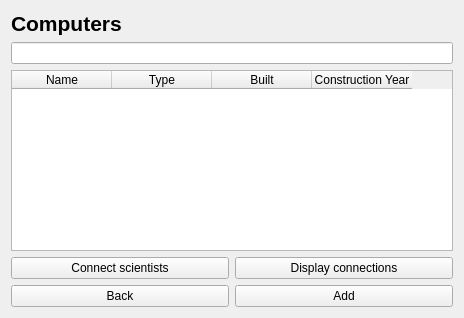
The window that computerbase.ui (AndriM/Vika3) describes before a commit, drawn with Qt 5.
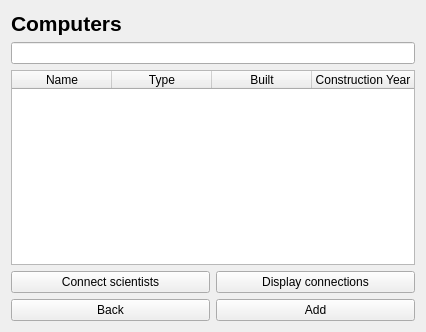
The same window after the commit.

```diff
--- a/computerbase.ui
+++ b/computerbase.ui
@@ -6,8 +6,8 @@
    <rect>
     <x>0</x>
     <y>0</y>
-    <width>464</width>
-    <height>318</height>
+    <width>426</width>
+    <height>332</height>
    </rect>
   </property>
   <property name="windowTitle">
@@ -45,6 +45,9 @@
      <property name="sortingEnabled">
       <bool>true</bool>
      </property>
+     <attribute name="horizontalHeaderStretchLastSection">
+      <bool>true</bool>
+     </attribute>
      <column>
       <property name="text">
        <string>Name</string>
```
